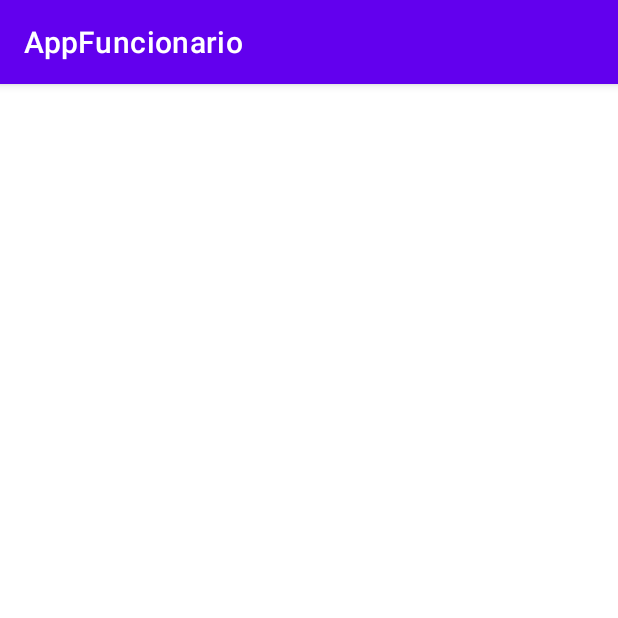
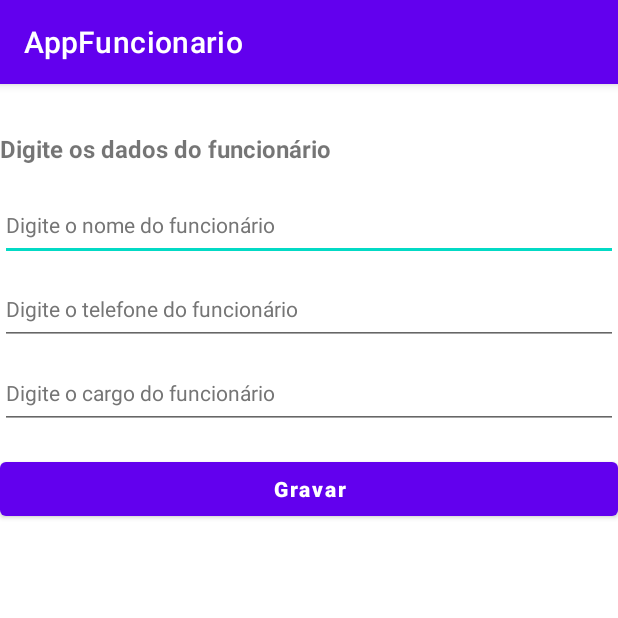
Before and after one commit to luishenriqueturani/AnaliseEDesenvolvimentoDeSistemasQI, an Android app: the screen it shows after launch (MainActivity), on a phone screen of 412 x 824 dp, the top half of it. Run offline under Robolectric (Android 15) with nearby library versions, the phone set to English and light mode, and no system bars.

Commit message:
Layout formulário
Criado o layout do formulário, com os placeholders e os devidos ids

```diff
--- a/Linguagem_de_programacao_e_programacao_mobile/AppFuncionario/app/src/main/res/layout/activity_main.xml
+++ b/Linguagem_de_programacao_e_programacao_mobile/AppFuncionario/app/src/main/res/layout/activity_main.xml
@@ -4,4 +4,85 @@
     xmlns:tools="http://schemas.android.com/tools"
     android:layout_width="match_parent"
     android:layout_height="match_parent"
-    tools:context=".MainActivity"/>
+    tools:context=".MainActivity">
+
+    <TextView
+        android:id="@+id/textView2"
+        android:layout_width="wrap_content"
+        android:layout_height="wrap_content"
+        android:layout_marginTop="32dp"
+        android:clickable="false"
+        android:fontFamily="sans-serif"
+        android:text="@string/title_text"
+        android:textSize="16sp"
+        android:textStyle="bold"
+        app:layout_constraintEnd_toEndOf="parent"
+        app:layout_constraintHorizontal_bias="0.0"
+        app:layout_constraintStart_toStartOf="parent"
+        app:layout_constraintTop_toTopOf="parent"
+        tools:text="@string/title_text" />
+
+    <EditText
+        android:id="@+id/txt_nome"
+        android:layout_width="0dp"
+        android:layout_height="wrap_content"
+        android:layout_marginTop="16dp"
+        android:ems="10"
+        android:hint="@string/placeholder_nome"
+        android:inputType="textPersonName"
+        android:minHeight="48dp"
+        android:textColorHint="#757575"
+        android:textSize="14sp"
+        app:layout_constraintEnd_toEndOf="parent"
+        app:layout_constraintHorizontal_bias="0.044"
+        app:layout_constraintStart_toStartOf="parent"
+        app:layout_constraintTop_toBottomOf="@+id/textView2"
+        android:autofillHints="" />
+
+    <EditText
+        android:id="@+id/txt_telefone"
+        android:layout_width="0dp"
+        android:layout_height="wrap_content"
+        android:layout_marginTop="8dp"
+        android:ems="10"
+        android:hint="@string/placeholder_telefone"
+        android:inputType="textPersonName"
+        android:minHeight="48dp"
+        android:textColorHint="#757575"
+        android:textSize="14sp"
+        app:layout_constraintEnd_toEndOf="parent"
+        app:layout_constraintHorizontal_bias="0.0"
+        app:layout_constraintStart_toStartOf="parent"
+        app:layout_constraintTop_toBottomOf="@+id/txt_nome"
+        android:autofillHints="" />
+
+    <EditText
+        android:id="@+id/txt_cargo"
+        android:layout_width="0dp"
+        android:layout_height="wrap_content"
+        android:layout_marginTop="8dp"
+        android:ems="10"
+        android:hint="@string/placeholder_cargo"
+        android:inputType="textPersonName"
+        android:minHeight="48dp"
+        android:textColorHint="#757575"
+        android:textSize="14sp"
+        app:layout_constraintEnd_toEndOf="parent"
+        app:layout_constraintHorizontal_bias="0.0"
+        app:layout_constraintStart_toStartOf="parent"
+        app:layout_constraintTop_toBottomOf="@+id/txt_telefone"
+        android:autofillHints="" />
+
+    <Button
+        android:id="@+id/btn_gravar"
+        android:layout_width="0dp"
+        android:layout_height="wrap_content"
+        android:layout_marginTop="16dp"
+        android:text="@string/txt_btn_gravar"
+        android:textAllCaps="false"
+        android:textStyle="bold"
+        app:layout_constraintEnd_toEndOf="parent"
+        app:layout_constraintStart_toStartOf="parent"
+        app:layout_constraintTop_toBottomOf="@+id/txt_cargo" />
+
+</androidx.constraintlayout.widget.ConstraintLayout>
--- a/Linguagem_de_programacao_e_programacao_mobile/AppFuncionario/app/src/main/res/values/strings.xml
+++ b/Linguagem_de_programacao_e_programacao_mobile/AppFuncionario/app/src/main/res/values/strings.xml
@@ -1,3 +1,9 @@
 <resources>
     <string name="app_name">AppFuncionario</string>
+
+    <string name="title_text">Digite os dados do funcionário</string>
+    <string name="placeholder_nome">Digite o nome do funcionário</string>
+    <string name="placeholder_telefone">Digite o telefone do funcionário</string>
+    <string name="placeholder_cargo">Digite o cargo do funcionário</string>
+    <string name="txt_btn_gravar">Gravar</string>
 </resources>
```
